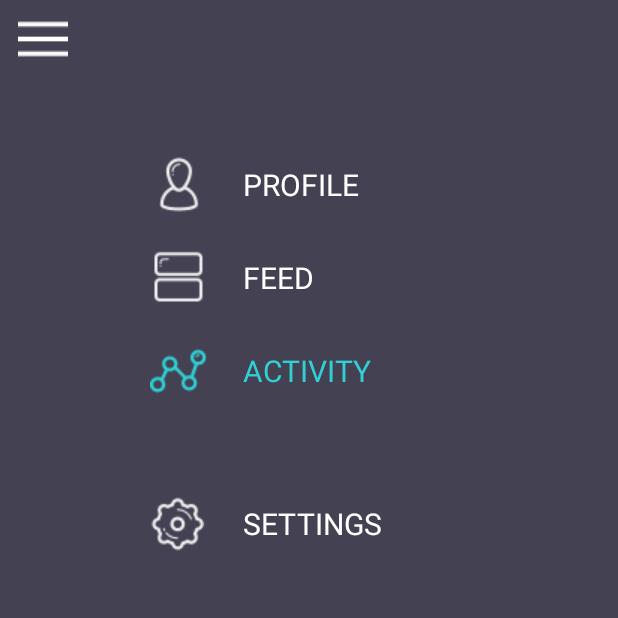
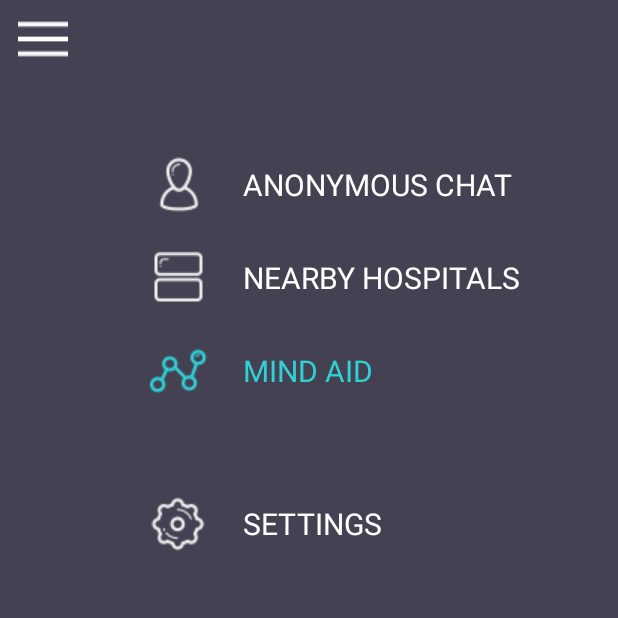
Before and after one commit to Dhruvjain2000/Mind-aid, an Android app: the MenuScreen screen opened directly, with no data from a screen before it, on a phone screen of 412 x 824 dp, the top half of it. Run offline under Robolectric (Android 15) with nearby library versions, the phone set to English and light mode, and no system bars; libraries missing offline, so code that uses them is left out: com.mxn.soul, com.nightonke.boommenu, com.yalantis.guillotine, me.itangqi.waveloadingview; plain views replace BoomMenuButton, FlowingDrawer, FlowingMenuLayout, WaveLoadingView; 21 statements that could not run were skipped.

Commit message:
ui improved

```diff
--- a/app/src/main/java/com/example/android/myapplication/BoardingActivity.java
+++ b/app/src/main/java/com/example/android/myapplication/BoardingActivity.java
@@ -18,9 +18,9 @@ public class BoardingActivity extends AhoyOnboarderActivity {
     protected void onCreate(Bundle savedInstanceState) {
         super.onCreate(savedInstanceState);
 
-        AhoyOnboarderCard ahoyOnboarderCard1 = new AhoyOnboarderCard("Emotion Sensor", "Quantify emotions from voice using Deep Learning.", R.drawable.yoga);
+        AhoyOnboarderCard ahoyOnboarderCard1 = new AhoyOnboarderCard("Emotion Sensor", "Quantify emotions from voice using Deep Learning.", R.drawable.smile);
         AhoyOnboarderCard ahoyOnboarderCard2 = new AhoyOnboarderCard("Mood Detection", "Facial emotion detection using Azure.", R.drawable.food);
-        AhoyOnboarderCard ahoyOnboarderCard3 = new AhoyOnboarderCard("Anonymous Chat", "Speak your heart and vent out your emotions.", R.drawable.reward);
+        AhoyOnboarderCard ahoyOnboarderCard3 = new AhoyOnboarderCard("Anonymous Chat", "Speak your heart and vent out your emotions.", R.drawable.chats);
         AhoyOnboarderCard ahoyOnboarderCard4 = new AhoyOnboarderCard("Many features", "Some add-on features such as Games, Music and memes.", R.drawable.reward);
 
 
--- a/app/src/main/java/com/example/android/myapplication/MenuScreen.java
+++ b/app/src/main/java/com/example/android/myapplication/MenuScreen.java
@@ -12,6 +12,8 @@ import android.view.View;
 import android.widget.FrameLayout;
 import android.widget.Toast;
 
+import com.example.android.myapplication.Auth.AnonymousActivity;
+import com.example.android.myapplication.ChatApp.AnonymousChat;
 import com.example.android.myapplication.Chatbot.ChatActivity;
 import com.example.android.myapplication.Fragments.MenuListFragment;
 import com.example.android.myapplication.Meme.MemeActivity;
@@ -37,11 +39,12 @@ public class MenuScreen extends AppCompatActivity {
     private static final long RIPPLE_DURATION = 250;
 
     static int[] imageResources = new int[]{
+            R.drawable.emotion,
+            R.drawable.music_player,
             R.drawable.robot,
-            R.drawable.news,
-            R.drawable.cloudy,
-            R.drawable.smartphone,
-            R.drawable.cart,
+            R.drawable.project,
+            R.drawable.clown,
+            R.drawable.review
 
 
 
@@ -52,6 +55,7 @@ public class MenuScreen extends AppCompatActivity {
             R.string.weather,
             R.string.forum,
             R.string.buy,
+            R.string.anonymous,
 
 
 
@@ -232,7 +236,12 @@ public class MenuScreen extends AppCompatActivity {
                             if (index == 4) {
                                 buy(index);
                             }
+                            if(index == 5)
+                            { anonymous(index);
+                            }
                         }
+
+
                     })
 
                     .normalImageRes(getImageResource());
@@ -271,6 +280,12 @@ public class MenuScreen extends AppCompatActivity {
                 Intent in = new Intent( this, MemeActivity.class);
                 startActivity(in);
     }
+    public void anonymous(int pos)
+    {
+        // Toast.makeText(this, Integer.toString(pos), Toast.LENGTH_LONG).show();
+        Intent in = new Intent( this, AnonymousChat.class);
+        startActivity(in);
+    }
 
     public void ordering(int pos)
     {
--- /dev/null
+++ b/app/src/main/res/drawable/nav_ham.xml
@@ -0,0 +1,9 @@
+<vector xmlns:android="http://schemas.android.com/apk/res/android"
+        android:width="24dp"
+        android:height="24dp"
+        android:viewportWidth="24.0"
+        android:viewportHeight="24.0">
+    <path
+        android:fillColor="#FF000000"
+        android:pathData="M2,15.5v2h20v-2L2,15.5zM2,10.5v2h20v-2L2,10.5zM2,5.5v2h20v-2L2,5.5z"/>
+</vector>
--- a/app/src/main/res/layout/activity_menu_screen.xml
+++ b/app/src/main/res/layout/activity_menu_screen.xml
@@ -51,19 +51,23 @@
             android:layout_gravity="top"
             android:layout_width="match_parent"
             android:layout_height="@dimen/guillotine_actionbar_background_view_height"
-            android:background="@color/guillotine_background"
-            />
+            android:background="#ff56d0ff"/>
+            <!--android:background="@color/guillotine_background"-->
+            <!--/>-->
 
         <android.support.v7.widget.Toolbar
             android:id="@+id/toolbar"
             app:contentInsetStart="0dp"
+            android:background="#D3D3D3"
             style="@style/Toolbar">
 
             <ImageView
                 android:id="@+id/content_hamburger"
                 style="@style/ImageView.Hamburger"
-                android:src="@drawable/ic_menu_90"
-                android:contentDescription="0" />
+                android:contentDescription="0"
+                android:src="@drawable/nav_ham"/>
+            <!--android:src="@drawable/ic_menu_90"-->
+                <!--android:contentDescription="0" />-->
 
             <com.example.android.myapplication.Widget.CanaroTextView
                 android:layout_width="wrap_content"
--- a/app/src/main/res/layout/activity_splash.xml
+++ b/app/src/main/res/layout/activity_splash.xml
@@ -19,7 +19,7 @@
             android:id="@+id/pathView"
             android:layout_width="300dp"
             android:layout_height="300dp"
-            app:svg="@raw/farmer" />
+            app:svg="@raw/mental" />
 
         <TextView
             android:layout_width="fill_parent"
--- a/app/src/main/res/values/strings.xml
+++ b/app/src/main/res/values/strings.xml
@@ -10,9 +10,9 @@
     <string name="disconnect">Disconnect</string>
     <string name="loading">Loading…</string>
     <string name="custom_token">Custom Token</string>
-    <string name="profile">PROFILE</string>
-    <string name="feed">FEED</string>
-    <string name="activity">ACTIVITY</string>
+    <string name="profile">ANONYMOUS CHAT</string>
+    <string name="feed">NEARBY HOSPITALS</string>
+    <string name="activity">MIND AID</string>
     <string name="settings">SETTINGS</string>
     <string name="signed_in">Signed In</string>
     <string name="signed_out">Signed Out</string>
@@ -69,4 +69,5 @@
     <!-- TODO: Remove or change this placeholder text -->
     <string name="score">0</string>
     <string name="hello_blank_fragment">Hello blank fragment</string>
+    <string name="anonymous">Anonymous Chat</string>
 </resources>
```
Also changed, not shown: app/src/main/res/drawable/board3.jpg, app/src/main/res/drawable/chats.png (added), app/src/main/res/drawable/clown.png (added), app/src/main/res/drawable/emotion.png (added), app/src/main/res/drawable/face_recognition.png (added), app/src/main/res/drawable/music_player.png (added), app/src/main/res/drawable/project.png (added), app/src/main/res/drawable/review.png (added), app/src/main/res/drawable/smile.png (added), app/src/main/res/raw/mental.svg (added).
